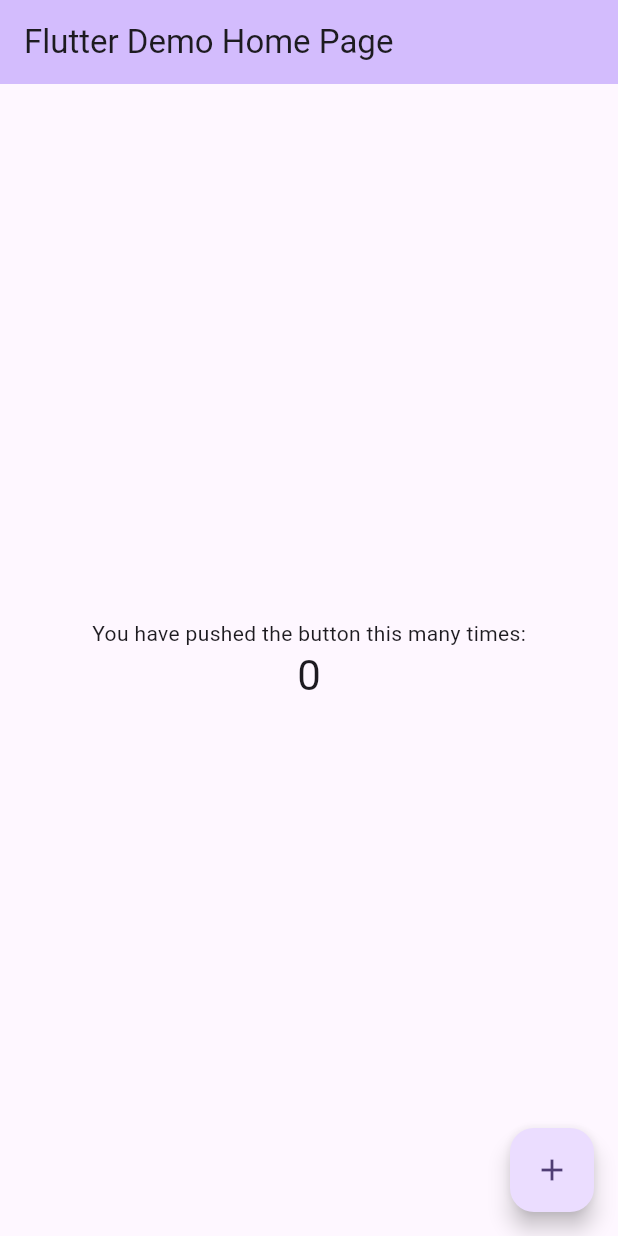
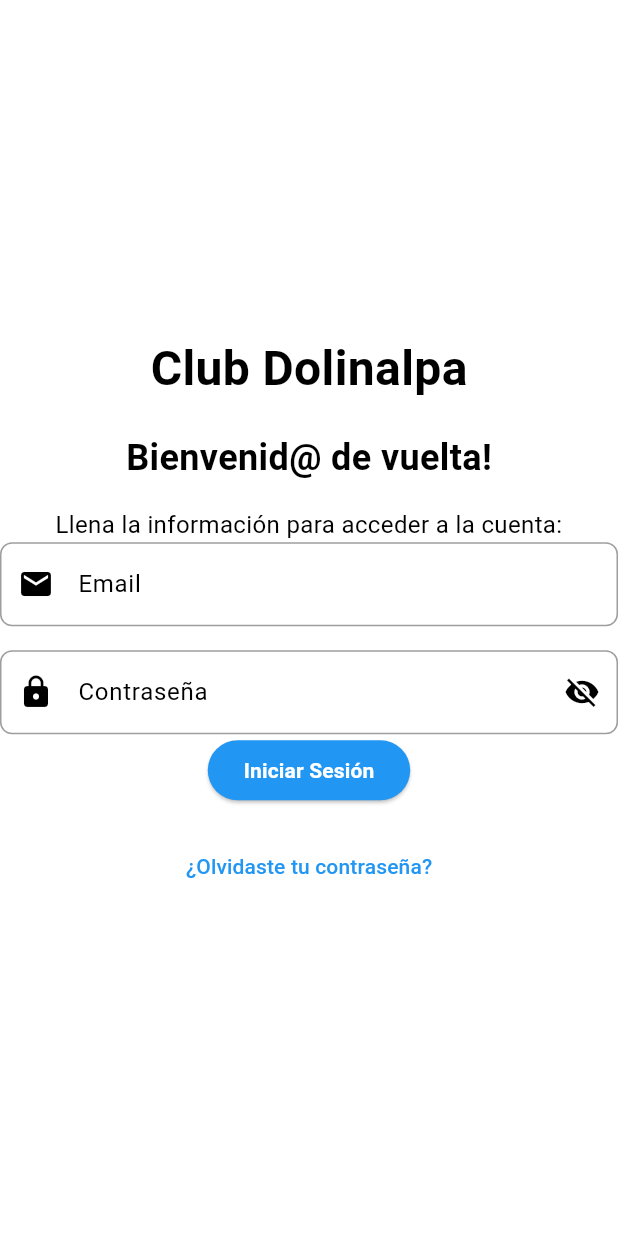
Before and after one commit to Derjai/partners_dolinalpa, a Flutter app: the screen it shows after launch, on a phone screen of 412 x 824 dp. Run offline on Flutter 3.47's test engine with Material 3 defaults, Android fonts, the phone set to English and light mode, and no system bars; our stand-ins replace firebase_core, flutter_dotenv; accounts and stored records are empty.

Commit message:
chore: Add login screen UI

```diff
--- a/lib/main.dart
+++ b/lib/main.dart
@@ -1,6 +1,8 @@
 import 'package:firebase_core/firebase_core.dart';
 import 'package:flutter/material.dart';
 import 'package:flutter_dotenv/flutter_dotenv.dart';
+import 'package:partners_dolinalpa/pages/home_screen.dart';
+import 'package:partners_dolinalpa/pages/login.dart';
 import 'firebase_options.dart';
 
 Future<void> main() async {
@@ -15,119 +17,43 @@ Future<void> main() async {
 class MyApp extends StatelessWidget {
   const MyApp({super.key});
 
-  // This widget is the root of your application.
   @override
   Widget build(BuildContext context) {
     return MaterialApp(
-      title: 'Flutter Demo',
+      title: 'Socios Dolinalpa',
+      debugShowCheckedModeBanner: false,
       theme: ThemeData(
-        // This is the theme of your application.
-        //
-        // TRY THIS: Try running your application with "flutter run". You'll see
-        // the application has a purple toolbar. Then, without quitting the app,
-        // try changing the seedColor in the colorScheme below to Colors.green
-        // and then invoke "hot reload" (save your changes or press the "hot
-        // reload" button in a Flutter-supported IDE, or press "r" if you used
-        // the command line to start the app).
-        //
-        // Notice that the counter didn't reset back to zero; the application
-        // state is not lost during the reload. To reset the state, use hot
-        // restart instead.
-        //
-        // This works for code too, not just values: Most code changes can be
-        // tested with just a hot reload.
-        colorScheme: ColorScheme.fromSeed(seedColor: Colors.deepPurple),
+        primaryColor: Colors.blue,
+        hintColor: Colors.blueAccent,
+        scaffoldBackgroundColor: Colors.white,
+        elevatedButtonTheme: ElevatedButtonThemeData(
+          style: ElevatedButton.styleFrom(
+            backgroundColor: Colors.blue,
+          ),
+        ),
         useMaterial3: true,
+        colorScheme: ColorScheme.fromSwatch().copyWith(secondary: Colors.blue),
       ),
-      home: const MyHomePage(title: 'Flutter Demo Home Page'),
+      darkTheme: ThemeData(
+        brightness: Brightness.dark,
+        primaryColor: Colors.blue,
+        hintColor: Colors.blueAccent,
+        scaffoldBackgroundColor: Colors.black,
+        elevatedButtonTheme: ElevatedButtonThemeData(
+          style: ElevatedButton.styleFrom(
+            backgroundColor: Colors.blue,
+          ),
+        ),
+        useMaterial3: true,
+        colorScheme: const ColorScheme.dark()
+            .copyWith(primary: Colors.blue, secondary: Colors.blue),
+      ),
+      themeMode: ThemeMode.system,
+      initialRoute: '/',
+      routes: {
+        '/': (context) => const LoginScreen(),
+        '/home': (context) => const HomeScreen(),
+      },
     );
   }
 }
-
-class MyHomePage extends StatefulWidget {
-  const MyHomePage({super.key, required this.title});
-
-  // This widget is the home page of your application. It is stateful, meaning
-  // that it has a State object (defined below) that contains fields that affect
-  // how it looks.
-
-  // This class is the configuration for the state. It holds the values (in this
-  // case the title) provided by the parent (in this case the App widget) and
-  // used by the build method of the State. Fields in a Widget subclass are
-  // always marked "final".
-
-  final String title;
-
-  @override
-  State<MyHomePage> createState() => _MyHomePageState();
-}
-
-class _MyHomePageState extends State<MyHomePage> {
-  int _counter = 0;
-
-  void _incrementCounter() {
-    setState(() {
-      // This call to setState tells the Flutter framework that something has
-      // changed in this State, which causes it to rerun the build method below
-      // so that the display can reflect the updated values. If we changed
-      // _counter without calling setState(), then the build method would not be
-      // called again, and so nothing would appear to happen.
-      _counter++;
-    });
-  }
-
-  @override
-  Widget build(BuildContext context) {
-    // This method is rerun every time setState is called, for instance as done
-    // by the _incrementCounter method above.
-    //
-    // The Flutter framework has been optimized to make rerunning build methods
-    // fast, so that you can just rebuild anything that needs updating rather
-    // than having to individually change instances of widgets.
-    return Scaffold(
-      appBar: AppBar(
-        // TRY THIS: Try changing the color here to a specific color (to
-        // Colors.amber, perhaps?) and trigger a hot reload to see the AppBar
-        // change color while the other colors stay the same.
-        backgroundColor: Theme.of(context).colorScheme.inversePrimary,
-        // Here we take the value from the MyHomePage object that was created by
-        // the App.build method, and use it to set our appbar title.
-        title: Text(widget.title),
-      ),
-      body: Center(
-        // Center is a layout widget. It takes a single child and positions it
-        // in the middle of the parent.
-        child: Column(
-          // Column is also a layout widget. It takes a list of children and
-          // arranges them vertically. By default, it sizes itself to fit its
-          // children horizontally, and tries to be as tall as its parent.
-          //
-          // Column has various properties to control how it sizes itself and
-          // how it positions its children. Here we use mainAxisAlignment to
-          // center the children vertically; the main axis here is the vertical
-          // axis because Columns are vertical (the cross axis would be
-          // horizontal).
-          //
-          // TRY THIS: Invoke "debug painting" (choose the "Toggle Debug Paint"
-          // action in the IDE, or press "p" in the console), to see the
-          // wireframe for each widget.
-          mainAxisAlignment: MainAxisAlignment.center,
-          children: <Widget>[
-            const Text(
-              'You have pushed the button this many times:',
-            ),
-            Text(
-              '$_counter',
-              style: Theme.of(context).textTheme.headlineMedium,
-            ),
-          ],
-        ),
-      ),
-      floatingActionButton: FloatingActionButton(
-        onPressed: _incrementCounter,
-        tooltip: 'Increment',
-        child: const Icon(Icons.add),
-      ), // This trailing comma makes auto-formatting nicer for build methods.
-    );
-  }
-}
--- /dev/null
+++ b/lib/pages/login.dart
@@ -0,0 +1,96 @@
+import 'package:flutter/material.dart';
+
+class LoginScreen extends StatefulWidget {
+  const LoginScreen({super.key});
+  @override
+  State<LoginScreen> createState() => _LoginScreenState();
+}
+
+class _LoginScreenState extends State<LoginScreen> {
+  bool passwordVisible = false;
+  @override
+  Widget build(BuildContext context) {
+    return Scaffold(
+      body: Column(
+        mainAxisAlignment: MainAxisAlignment.center,
+        children: [
+          const Text(
+            'Club Dolinalpa',
+            style: TextStyle(
+              fontSize: 32,
+              fontWeight: FontWeight.bold,
+            ),
+          ),
+          const SizedBox(height: 20),
+          const Text(
+            'Bienvenid@ de vuelta!',
+            style: TextStyle(fontSize: 24, fontWeight: FontWeight.bold),
+          ),
+          const SizedBox(height: 16),
+          const Text(
+            'Llena la información para acceder a la cuenta:',
+            textAlign: TextAlign.center,
+            style: TextStyle(fontSize: 16),
+          ),
+          TextFormField(
+            decoration: InputDecoration(
+              labelText: 'Email',
+              prefixIcon: const Icon(Icons.email),
+              border: OutlineInputBorder(
+                borderRadius: BorderRadius.circular(8.0),
+              ),
+              enabledBorder: OutlineInputBorder(
+                  borderSide: const BorderSide(color: Colors.grey, width: 1.0),
+                  borderRadius: BorderRadius.circular(8.0)),
+            ),
+          ),
+          const SizedBox(height: 16),
+          StatefulBuilder(
+              builder: (BuildContext context, StateSetter setState) {
+            return TextFormField(
+              decoration: InputDecoration(
+                labelText: 'Contraseña',
+                prefixIcon: const Icon(Icons.lock),
+                border: OutlineInputBorder(
+                  borderRadius: BorderRadius.circular(8.0),
+                ),
+                enabledBorder: OutlineInputBorder(
+                    borderSide:
+                        const BorderSide(color: Colors.grey, width: 1.0),
+                    borderRadius: BorderRadius.circular(8.0)),
+                suffixIcon: IconButton(
+                  icon: Icon(
+                    passwordVisible ? Icons.visibility : Icons.visibility_off,
+                  ),
+                  onPressed: () {
+                    setState(() {
+                      passwordVisible = !passwordVisible;
+                    });
+                  },
+                ),
+              ),
+              obscureText: !passwordVisible,
+            );
+          }),
+          ElevatedButton(
+            onPressed: () {
+              Navigator.pushNamed(context, '/home');
+            },
+            child: const Text(
+              'Iniciar Sesión',
+              style:
+                  TextStyle(fontWeight: FontWeight.bold, color: Colors.white),
+            ),
+          ),
+          const SizedBox(height: 16),
+          TextButton(
+            onPressed: () {
+              // TODO: Implement forgot password logic
+            },
+            child: const Text('¿Olvidaste tu contraseña?'),
+          ),
+        ],
+      ),
+    );
+  }
+}
```
